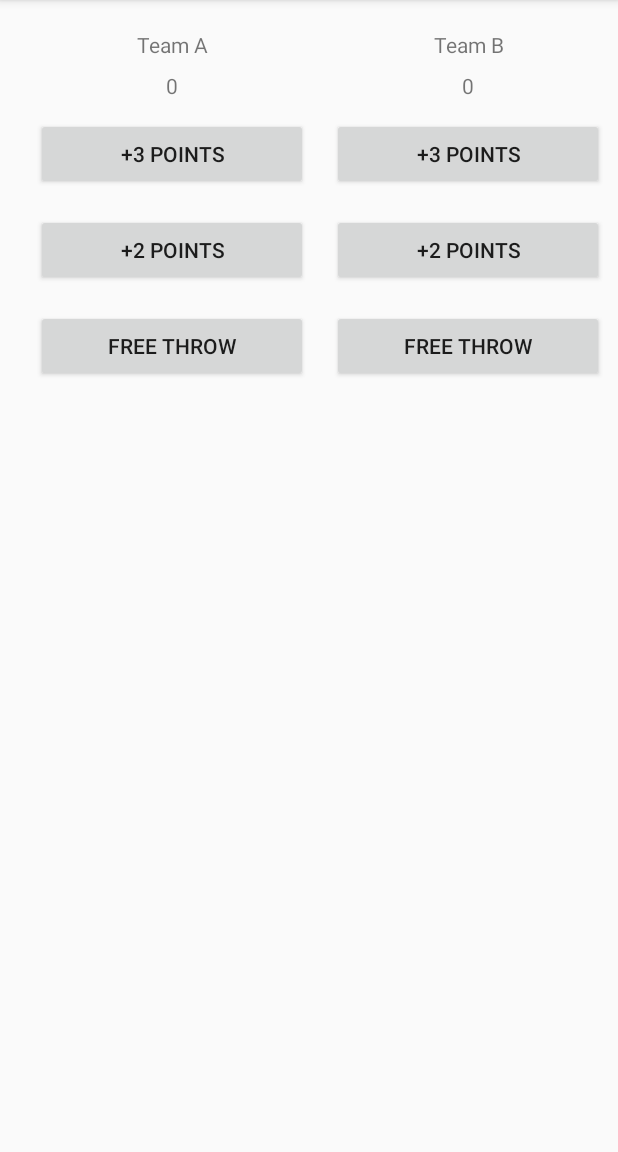
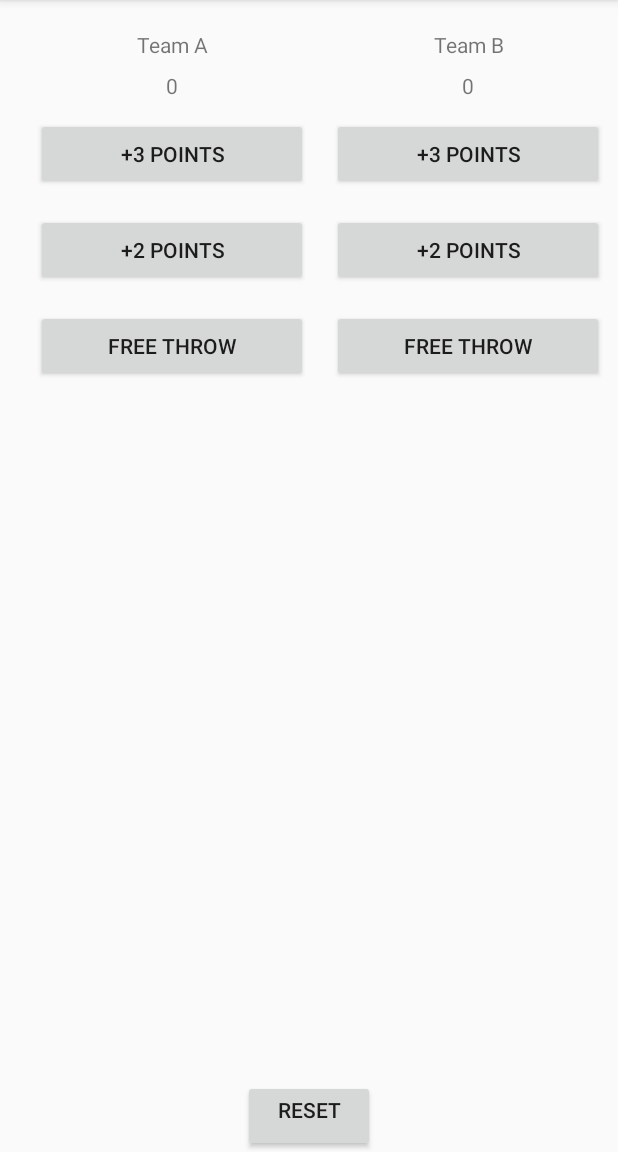
Before and after one commit to Ahmzyjazzy/Court-counter, an Android app: the screen it shows after launch (MainActivity), on a phone screen of 412 x 824 dp, the part 84-1236 px from its top. Run offline under Robolectric (Android 15) with nearby library versions, the phone set to English and light mode, and no system bars.

Commit message:
feat/Add reset button and implement resetScore method

```diff
--- a/app/src/main/java/com/example/courtcounter/MainActivity.java
+++ b/app/src/main/java/com/example/courtcounter/MainActivity.java
@@ -25,7 +25,12 @@ public class MainActivity extends AppCompatActivity {
         scoreView.setText(String.valueOf(score));
     }
 
-
+    public void resetScore(View view) {
+        scoreTeamA = 0;
+        scoreTeamB = 0;
+        displayForTeamA(scoreTeamA);
+        displayForTeamB(scoreTeamB);
+    }
 
     /**
      * Add Score for Team A
@@ -50,17 +55,17 @@ public class MainActivity extends AppCompatActivity {
      */
     public void addOneForTeamB(View view) {
         scoreTeamB++;
-        displayForTeamB(scoreTeamA);
+        displayForTeamB(scoreTeamB);
     }
 
     public void addTwoForTeamB(View view) {
         scoreTeamB += 2;
-        displayForTeamB(scoreTeamA);
+        displayForTeamB(scoreTeamB);
     }
 
     public void addThreeForTeamB(View view) {
         scoreTeamB += 3;
-        displayForTeamB(scoreTeamA);
+        displayForTeamB(scoreTeamB);
     }
 
 
--- a/app/src/main/res/layout/activity_main.xml
+++ b/app/src/main/res/layout/activity_main.xml
@@ -1,6 +1,11 @@
 <?xml version="1.0" encoding="utf-8"?>
-<LinearLayout xmlns:android="http://schemas.android.com/apk/res/android"
+<RelativeLayout xmlns:android="http://schemas.android.com/apk/res/android"
     xmlns:tools="http://schemas.android.com/tools"
+    android:layout_width="match_parent"
+    android:layout_height="match_parent"
+    tools:context=".MainActivity">
+
+    <LinearLayout
         android:layout_width="match_parent"
         android:layout_height="match_parent"
         android:orientation="horizontal"
@@ -11,9 +16,9 @@
         tools:context=".MainActivity">
 
         <LinearLayout
-        android:layout_weight="1"
             android:layout_width="0dp"
             android:layout_height="match_parent"
+            android:layout_weight="1"
             android:gravity="center_horizontal"
             android:orientation="horizontal">
 
@@ -26,37 +31,37 @@
                     android:layout_width="match_parent"
                     android:layout_height="wrap_content"
                     android:gravity="center_horizontal"
-                android:text="Team A"
-                android:padding="4dp"/>
+                    android:padding="4dp"
+                    android:text="Team A" />
 
                 <TextView
                     android:id="@+id/team_a_score"
                     android:layout_width="match_parent"
                     android:layout_height="wrap_content"
                     android:gravity="center_horizontal"
-                android:text="0"
-                android:padding="4dp"/>
+                    android:padding="4dp"
+                    android:text="0" />
 
                 <Button
                     android:layout_width="match_parent"
                     android:layout_height="wrap_content"
-                android:text="+3 Points"
                     android:layout_margin="8dp"
-                android:onClick="addThreeForTeamA"/>
+                    android:onClick="addThreeForTeamA"
+                    android:text="+3 Points" />
 
                 <Button
                     android:layout_width="match_parent"
                     android:layout_height="wrap_content"
-                android:text="+2 Points"
                     android:layout_margin="8dp"
-                android:onClick="addTwoForTeamA"/>
+                    android:onClick="addTwoForTeamA"
+                    android:text="+2 Points" />
 
                 <Button
                     android:layout_width="match_parent"
                     android:layout_height="wrap_content"
-                android:text="Free Throw"
                     android:layout_margin="8dp"
-                android:onClick="addOneForTeamA"/>
+                    android:onClick="addOneForTeamA"
+                    android:text="Free Throw" />
 
             </LinearLayout>
 
@@ -64,9 +69,9 @@
         </LinearLayout>
 
         <LinearLayout
-        android:layout_weight="1"
             android:layout_width="0dp"
             android:layout_height="match_parent"
+            android:layout_weight="1"
             android:gravity="center_horizontal"
             android:orientation="horizontal">
 
@@ -79,42 +84,53 @@
                     android:layout_width="match_parent"
                     android:layout_height="wrap_content"
                     android:gravity="center_horizontal"
-                android:text="Team B"
-                android:padding="4dp"/>
+                    android:padding="4dp"
+                    android:text="Team B" />
 
                 <TextView
                     android:id="@+id/team_b_score"
                     android:layout_width="match_parent"
                     android:layout_height="wrap_content"
                     android:gravity="center_horizontal"
-                android:text="0"
-                android:padding="4dp"/>
+                    android:padding="4dp"
+                    android:text="0" />
 
                 <Button
                     android:layout_width="match_parent"
                     android:layout_height="wrap_content"
-                android:text="+3 Points"
                     android:layout_margin="8dp"
-                android:onClick="addThreeForTeamB"/>
+                    android:onClick="addThreeForTeamB"
+                    android:text="+3 Points" />
 
                 <Button
                     android:layout_width="match_parent"
                     android:layout_height="wrap_content"
-                android:text="+2 Points"
                     android:layout_margin="8dp"
-                android:onClick="addTwoForTeamB"/>
+                    android:onClick="addTwoForTeamB"
+                    android:text="+2 Points" />
 
                 <Button
                     android:layout_width="match_parent"
                     android:layout_height="wrap_content"
-                android:text="Free Throw"
                     android:layout_margin="8dp"
-                android:onClick="addOneForTeamB"/>
+                    android:onClick="addOneForTeamB"
+                    android:text="Free Throw" />
 
             </LinearLayout>
 
 
         </LinearLayout>
 
+    </LinearLayout>
 
-</LinearLayout>
+    <Button
+        android:layout_width="wrap_content"
+        android:layout_height="wrap_content"
+        android:layout_alignParentBottom="true"
+        android:layout_centerHorizontal="true"
+        android:layout_marginTop="16dp"
+        android:gravity="center_horizontal"
+        android:onClick="resetScore"
+        android:text="Reset" />
+
+</RelativeLayout>
```
Lines whose indentation alone changed are shown as unchanged.
